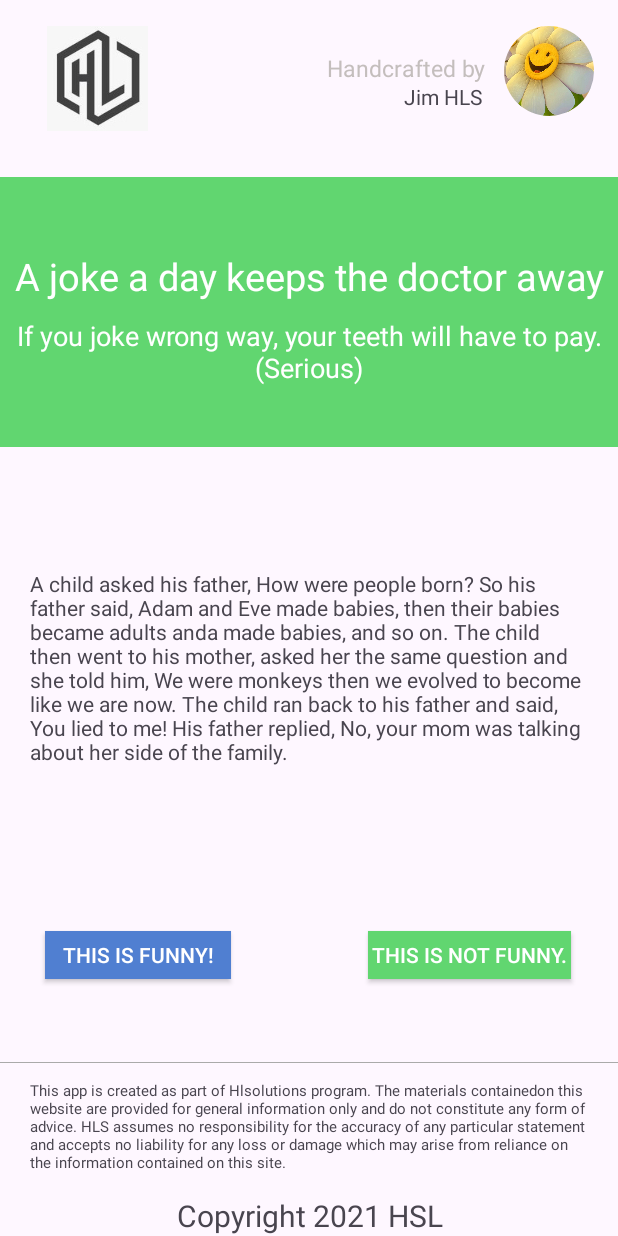
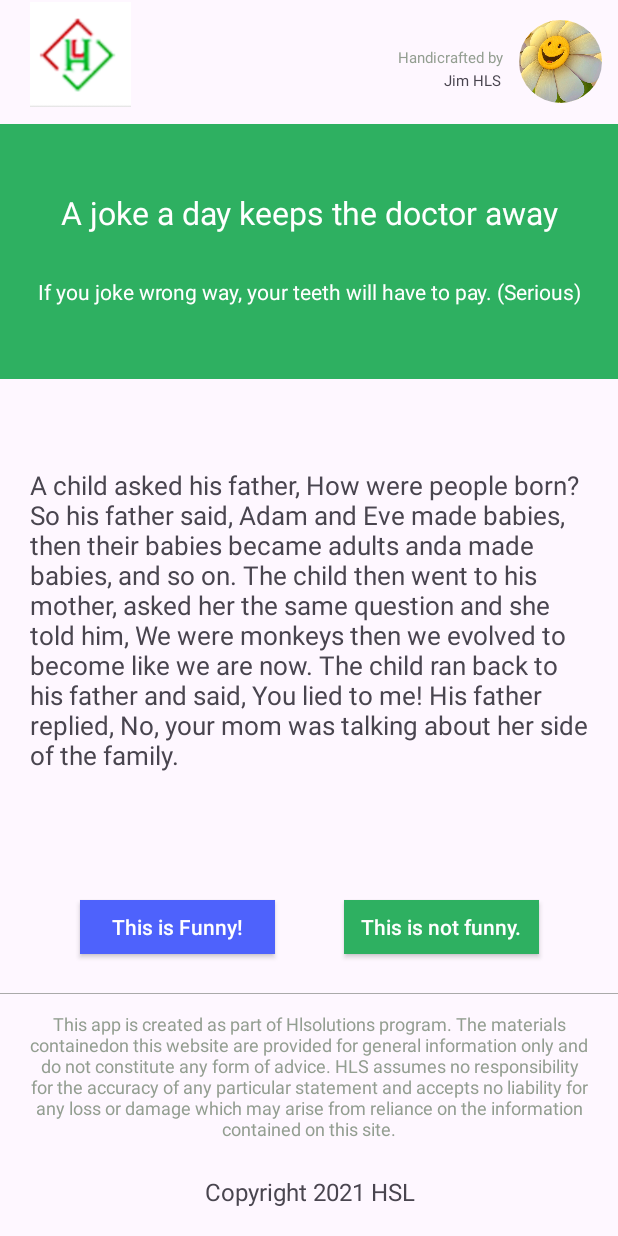
Before and after one commit to Chanh85/mobile_test_ZenS, an Android app: the screen it shows after launch (MainActivity), on a phone screen of 412 x 824 dp. Run offline under Robolectric (Android 15) with nearby library versions, the phone set to English and light mode, and no system bars; our stand-ins replace CircleImageView.

Commit message:
UI fixed

```diff
--- a/app/src/main/res/layout/activity_main.xml
+++ b/app/src/main/res/layout/activity_main.xml
@@ -6,46 +6,47 @@
     android:layout_height="match_parent"
     tools:context=".Activity.MainActivity">
 
+
     <TextView
         android:id="@+id/textView_content"
         android:layout_width="wrap_content"
         android:layout_height="wrap_content"
         android:text="Hello World!"
+        android:textSize="10sp"
         app:layout_constraintBottom_toBottomOf="parent"
         app:layout_constraintEnd_toStartOf="@+id/imageView_picture"
-        app:layout_constraintHorizontal_bias="0.949"
+        app:layout_constraintHorizontal_bias="0.961"
         app:layout_constraintStart_toStartOf="parent"
         app:layout_constraintTop_toTopOf="parent"
-        app:layout_constraintVertical_bias="0.068" />
-
+        app:layout_constraintVertical_bias="0.058" />
 
     <TextView
         android:id="@+id/textView_story"
         android:layout_width="match_parent"
-        android:layout_height="200dp"
+        android:layout_height="230dp"
         android:layout_marginStart="20dp"
         android:layout_marginEnd="20dp"
         android:text="Hello World!"
-        app:layout_constraintBottom_toBottomOf="parent"
-        app:layout_constraintEnd_toEndOf="parent"
-        app:layout_constraintHorizontal_bias="1.0"
-        app:layout_constraintStart_toStartOf="parent"
-        app:layout_constraintTop_toTopOf="parent"
-        app:layout_constraintVertical_bias="0.608" />
-
-    <fragment
-        android:id="@+id/fragmentContainerView"
-        android:layout_width="match_parent"
-        android:layout_height="180dp"
+        android:textSize="17sp"
         app:layout_constraintBottom_toBottomOf="parent"
         app:layout_constraintEnd_toEndOf="parent"
         app:layout_constraintHorizontal_bias="0.0"
         app:layout_constraintStart_toStartOf="parent"
         app:layout_constraintTop_toTopOf="parent"
-        app:layout_constraintVertical_bias="0.183"
-        tools:layout="@layout/decorated_container"
-        class = "com.example.test_project.Component.DecoratedContainer"
-        >
+        app:layout_constraintVertical_bias="0.524" />
+
+    <fragment
+        android:id="@+id/fragmentContainerView"
+        class="com.example.test_project.Component.DecoratedContainer"
+        android:layout_width="match_parent"
+        android:layout_height="170dp"
+        app:layout_constraintBottom_toBottomOf="parent"
+        app:layout_constraintEnd_toEndOf="parent"
+        app:layout_constraintHorizontal_bias="0.0"
+        app:layout_constraintStart_toStartOf="parent"
+        app:layout_constraintTop_toTopOf="parent"
+        app:layout_constraintVertical_bias="0.126"
+        tools:layout="@layout/decorated_container">
 
     </fragment>
 
@@ -54,15 +55,14 @@
         android:layout_width="wrap_content"
         android:layout_height="wrap_content"
         android:text="Hello World!"
+        android:textColor="#939e91"
+        android:textSize="10sp"
         app:layout_constraintBottom_toBottomOf="parent"
         app:layout_constraintEnd_toStartOf="@+id/imageView_picture"
-        app:layout_constraintHorizontal_bias="0.949"
+        app:layout_constraintHorizontal_bias="0.961"
         app:layout_constraintStart_toStartOf="parent"
         app:layout_constraintTop_toTopOf="parent"
-        app:layout_constraintVertical_bias="0.043"
-        android:textColor="#C4BEBD"
-        android:textSize="15sp"
-        />
+        app:layout_constraintVertical_bias="0.039" />
 
     <ImageView
         android:id="@+id/imageView_logo"
@@ -70,53 +70,53 @@
         android:layout_height="70dp"
         app:layout_constraintBottom_toBottomOf="parent"
         app:layout_constraintEnd_toEndOf="parent"
-        app:layout_constraintHorizontal_bias="0.087"
+        app:layout_constraintHorizontal_bias="0.055"
         app:layout_constraintStart_toStartOf="parent"
         app:layout_constraintTop_toTopOf="parent"
-        app:layout_constraintVertical_bias="0.023"
+        app:layout_constraintVertical_bias="0.002"
         tools:srcCompat="@tools:sample/avatars" />
 
     <de.hdodenhof.circleimageview.CircleImageView
         android:id="@+id/imageView_picture"
-        android:layout_width="60dp"
-        android:layout_height="60dp"
+        android:layout_width="55dp"
+        android:layout_height="55dp"
         app:layout_constraintBottom_toBottomOf="parent"
         app:layout_constraintEnd_toEndOf="parent"
-        app:layout_constraintHorizontal_bias="0.954"
+        app:layout_constraintHorizontal_bias="0.97"
         app:layout_constraintStart_toStartOf="parent"
         app:layout_constraintTop_toTopOf="parent"
-        app:layout_constraintVertical_bias="0.023"
+        app:layout_constraintVertical_bias="0.017"
         tools:srcCompat="@tools:sample/avatars" />
 
     <androidx.appcompat.widget.AppCompatButton
         android:id="@+id/button_like"
-        android:layout_width="124dp"
-        android:layout_height="32dp"
-        android:background="#507FD1"
+        android:layout_width="130dp"
+        android:layout_height="36dp"
+        android:background="#4e62fc"
+        android:textAlignment="center"
+        android:textAllCaps="false"
+        android:textColor="@color/white"
         app:layout_constraintBottom_toBottomOf="parent"
         app:layout_constraintEnd_toEndOf="parent"
-        app:layout_constraintHorizontal_bias="0.104"
+        app:layout_constraintHorizontal_bias="0.188"
         app:layout_constraintStart_toStartOf="parent"
         app:layout_constraintTop_toBottomOf="@+id/textView_story"
-        app:layout_constraintVertical_bias="0.193"
-        android:textColor="@color/white"
-        android:textAlignment="center"
-        />
+        app:layout_constraintVertical_bias="0.237" />
 
     <androidx.appcompat.widget.AppCompatButton
         android:id="@+id/button_dislike"
-        android:layout_width="135dp"
-        android:layout_height="32dp"
-        android:background="#61D670"
+        android:layout_width="130dp"
+        android:layout_height="36dp"
+        android:background="#2eb061"
+        android:textAlignment="center"
+        android:textAllCaps="false"
+        android:textColor="@color/white"
         app:layout_constraintBottom_toBottomOf="parent"
         app:layout_constraintEnd_toEndOf="parent"
-        app:layout_constraintHorizontal_bias="0.887"
+        app:layout_constraintHorizontal_bias="0.814"
         app:layout_constraintStart_toStartOf="parent"
         app:layout_constraintTop_toBottomOf="@+id/textView_story"
-        app:layout_constraintVertical_bias="0.193"
-        android:textColor="@color/white"
-        android:textAlignment="center"
-        />
+        app:layout_constraintVertical_bias="0.237" />
 
     <View
         android:id="@+id/view"
@@ -128,37 +128,38 @@
         app:layout_constraintHorizontal_bias="0.0"
         app:layout_constraintStart_toStartOf="parent"
         app:layout_constraintTop_toTopOf="parent"
-        app:layout_constraintVertical_bias="0.86" />
+        app:layout_constraintVertical_bias="0.804" />
 
     <TextView
         android:id="@+id/textView_contentCopyright"
         android:layout_width="match_parent"
-        android:layout_height="59dp"
-        android:layout_marginStart="20dp"
-        android:layout_marginEnd="20dp"
+        android:layout_height="99dp"
+        android:layout_marginStart="15dp"
+        android:layout_marginEnd="15dp"
         android:text="TextView"
-        android:textSize="10sp"
+        android:textAlignment="center"
+        android:textSize="12sp"
+        android:textColor="#939e91"
         app:layout_constraintBottom_toBottomOf="parent"
         app:layout_constraintEnd_toEndOf="parent"
         app:layout_constraintHorizontal_bias="0.0"
         app:layout_constraintStart_toStartOf="parent"
         app:layout_constraintTop_toTopOf="parent"
-        app:layout_constraintVertical_bias="0.942" />
+        app:layout_constraintVertical_bias="0.93" />
 
     <TextView
         android:id="@+id/copyright"
         android:layout_width="match_parent"
         android:layout_height="wrap_content"
         android:text="TextView"
+        android:textAlignment="center"
+        android:textSize="16sp"
         app:layout_constraintBottom_toBottomOf="parent"
         app:layout_constraintEnd_toEndOf="parent"
-        app:layout_constraintHorizontal_bias="0.461"
+        app:layout_constraintHorizontal_bias="1.0"
         app:layout_constraintStart_toStartOf="parent"
         app:layout_constraintTop_toTopOf="parent"
-        app:layout_constraintVertical_bias="1.0"
-        android:textAlignment="center"
-        android:textSize="20sp"
-        />
+        app:layout_constraintVertical_bias="0.977" />
 
 
 </androidx.constraintlayout.widget.ConstraintLayout>
--- a/app/src/main/res/layout/decorated_container.xml
+++ b/app/src/main/res/layout/decorated_container.xml
@@ -3,7 +3,9 @@
     xmlns:app="http://schemas.android.com/apk/res-auto"
     android:layout_width="match_parent"
     android:layout_height="250dp"
-    android:background="#61D670">
+    android:background= "
+#2eb061
+">
 
 
     <TextView
@@ -13,7 +15,7 @@
         android:text="TextView"
         android:textAlignment="center"
         android:textColor="@color/white"
-        android:textSize="25sp"
+        android:textSize="21sp"
         app:layout_constraintBottom_toBottomOf="parent"
         app:layout_constraintEnd_toEndOf="parent"
         app:layout_constraintHorizontal_bias="0.0"
@@ -29,7 +31,7 @@
         android:text="TextView"
         android:textAlignment="center"
         android:textColor="@color/white"
-        android:textSize="18sp"
+        android:textSize="14sp"
         app:layout_constraintBottom_toBottomOf="parent"
         app:layout_constraintEnd_toEndOf="parent"
         app:layout_constraintHorizontal_bias="0.0"
--- a/app/src/main/res/values/strings.xml
+++ b/app/src/main/res/values/strings.xml
@@ -1,13 +1,13 @@
 <resources>
     <string name="app_name">test_project</string>
-    <string name="title">Handcrafted by</string>
+    <string name="title">Handicrafted by</string>
     <string name="content">Jim HLS</string>
     <string name="title_story">A joke a day keeps the doctor away</string>
     <string name="subtitle_story">If you joke wrong way, your teeth will have to pay. (Serious)</string>
     <string name="story">A child asked his father, "How were people born?" So his father said, "Adam and Eve made babies, then their babies became adults anda made babies, and so on". The child then went to his mother, asked her the same question
      and she told him, "We were monkeys then we evolved to become like we are now." The child ran back to his father and said,
      "You lied to me!" His father replied, "No, your mom was talking about her side of the family."</string>
-    <string name="like_button">This is funny!</string>
+    <string name="like_button">This is Funny!</string>
     <string name="dislike_button">This is not funny.</string>
     <string name="content_copyright">This app is created as part of Hlsolutions program. The materials containedon this website
      are provided for general information only and do not constitute any form of advice. HLS assumes no responsibility for the
```
Also changed, not shown: app/src/main/res/drawable/hl_logo.jpg (deleted), app/src/main/res/drawable/hl_logo.png (added).
